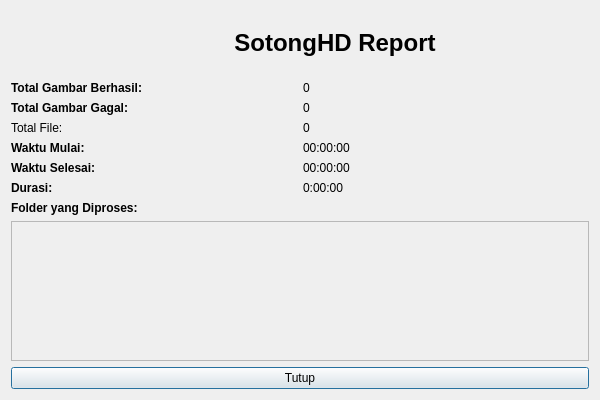
Old version of the form App/stats_dialog.ui in the repository mudrikam/SotongHD.
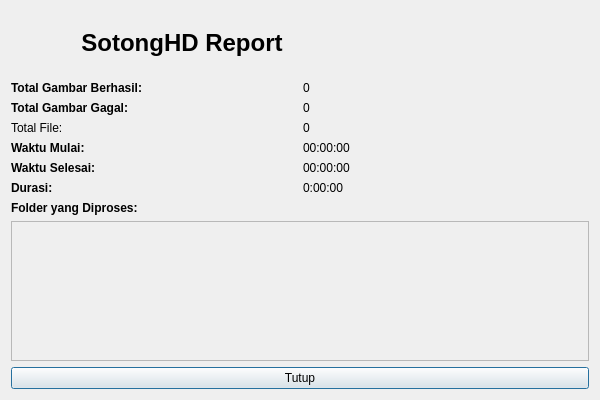
New version of the form.

Commit message: Add icon display to main window and adjust layout in stats dialog

Patch:
```diff
--- a/App/stats_dialog.ui
+++ b/App/stats_dialog.ui
@@ -51,6 +51,19 @@
        </property>
       </widget>
      </item>
+     <item>
+      <spacer name="horizontalSpacer">
+       <property name="orientation">
+        <enum>Qt::Horizontal</enum>
+       </property>
+       <property name="sizeHint" stdset="0">
+        <size>
+         <width>40</width>
+         <height>20</height>
+        </size>
+       </property>
+      </spacer>
+     </item>
     </layout>
    </item>
    <item>
```
Left out of the diff: 2 changed lines with no effect on the pictures. The commit also changes 2 other files.
